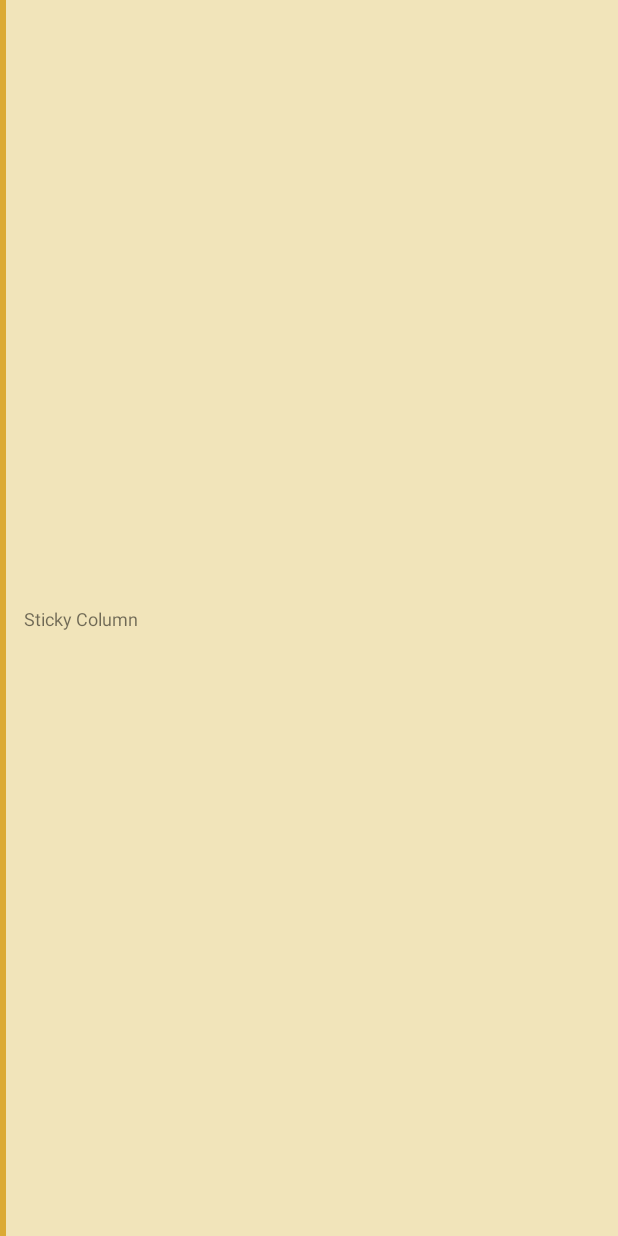
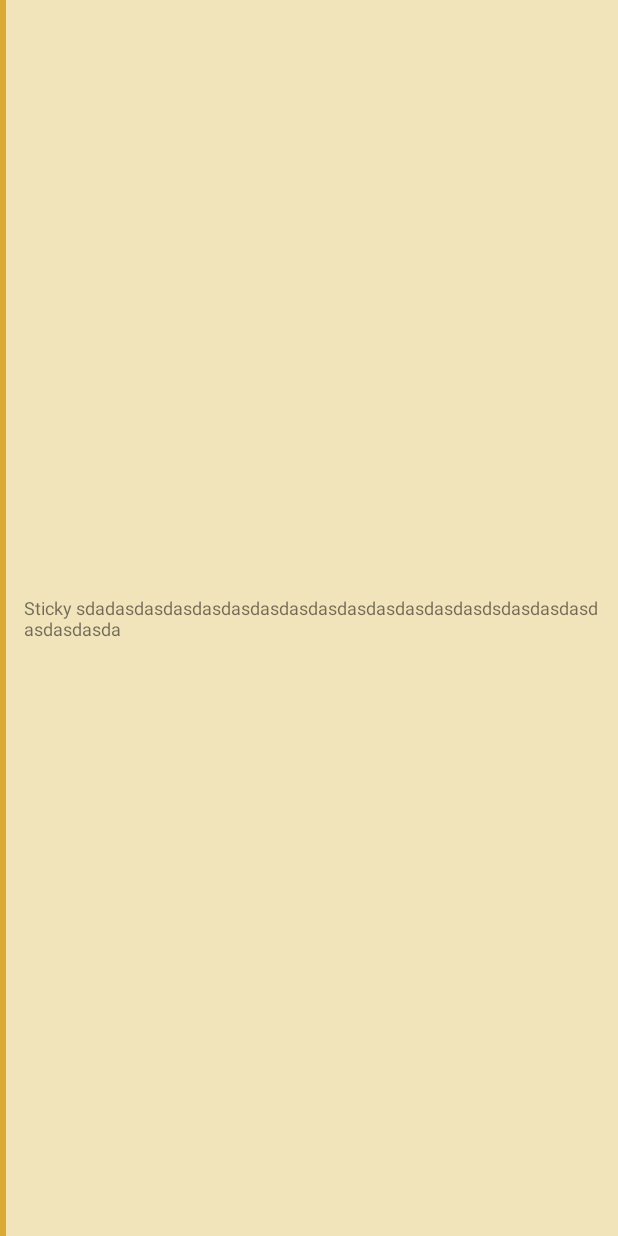
Before and after one commit to Sushobh/TableSection, an Android app: the layout level2stickycolumn.xml on its own in the app's theme, with its tools: preview values and no code run, on a phone screen of 412 x 824 dp. Run offline under Robolectric (Android 15) with nearby library versions, the phone set to English and light mode, and no system bars.

Commit message:
Style changes

```diff
--- a/app/src/main/java/com/example/tablesection/Level2Data.kt
+++ b/app/src/main/java/com/example/tablesection/Level2Data.kt
@@ -26,7 +26,7 @@ fun getDummyData() : DummyData {
     val list = arrayListOf<DummyRowData>()
     val dummy = getLevel2Dummy(8)
     for(i in 1..level2Count){
-        list.add(getLevel2Dummy(8))
+        list.add(getLevel2Dummy(20))
         for(j in 1..level2Count){
             list.add(getLevel3Dummy(8))
             for(k in 1..level2Count){
--- a/tablesection/src/main/res/layout/level2stickycolumn.xml
+++ b/tablesection/src/main/res/layout/level2stickycolumn.xml
@@ -15,12 +15,13 @@
         app:layout_constraintTop_toTopOf="parent"
         layout="@layout/yellow_divider"/>
     <TextView
-        android:paddingStart="@dimen/hd_12dp"
+        android:paddingEnd="@dimen/sticky_cell_margin_right"
+        android:paddingStart="@dimen/sticky_cell_margin_left"
         app:layout_constraintBottom_toBottomOf="parent"
         app:layout_constraintTop_toTopOf="parent"
         android:id="@+id/sticky_col_text_view"
         android:textSize="@dimen/hd_12sp"
-        tools:text="Sticky Column"
+        tools:text="Sticky sdadasdasdasdasdasdasdasdasdasdasdasdasdasdsdasdasdasdasdasdasda"
         app:layout_constraintStart_toEndOf="@+id/divider_horizontal"
         android:layout_width="wrap_content"
         android:layout_height="wrap_content"/>
--- a/tablesection/src/main/res/values/dimens.xml
+++ b/tablesection/src/main/res/values/dimens.xml
@@ -16,4 +16,6 @@
     <dimen name="hd_30dp">30dp</dimen>
     <dimen name="big_grey_level_4_divider_height">4dp</dimen>
     <dimen name="yellow_left_divider_width">4dp</dimen>
+    <dimen name="sticky_cell_margin_right">12dp</dimen>
+    <dimen name="sticky_cell_margin_left">12dp</dimen>
 </resources>
```
Also changed, not shown: tablesection/src/main/java/com/example/tablesection/customviews/CellHeaderView.kt (+5 -3 lines), tablesection/src/main/java/com/example/tablesection/customviews/TableHeaderRowView.kt (+7 -0 lines).
